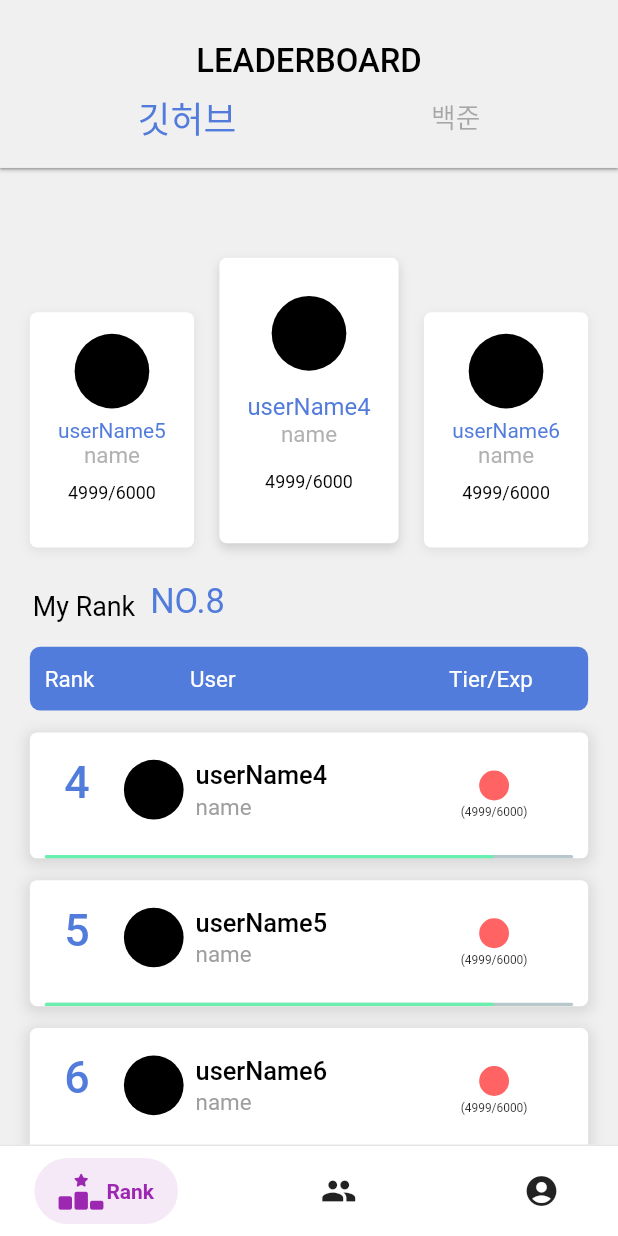
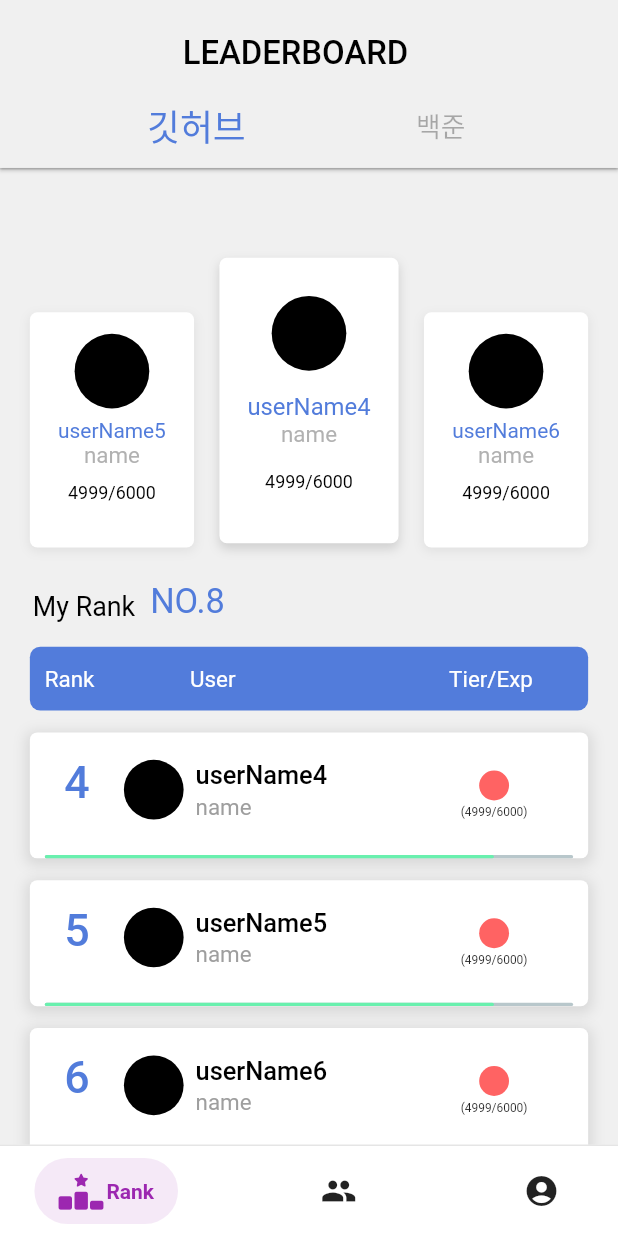
Before and after one commit to BSSM-BGIT/BGIT-App, a Flutter app: the screen it shows after launch, on a phone screen of 412 x 824 dp. Run offline on Flutter 3.47's test engine with Material 2 defaults, Android fonts, the light colour scheme and no system bars; drawn by our look-alikes of percent_indicator, salomon_bottom_bar; our stand-ins replace badges, flutter_native_splash, flutter_screenutil, font_awesome_flutter, webview_flutter; missing offline and left inert: flutter_web_auth, material_dialogs.

Commit message:
[UPDATE] appbar leading icon

```diff
--- a/bssm_app/lib/screens/bottombar/rank.dart
+++ b/bssm_app/lib/screens/bottombar/rank.dart
@@ -118,6 +118,7 @@ class _RankState extends State<Rank> {
           child: AppBar(
             toolbarHeight: 120.h,
             backgroundColor: CommonColor.gray,
+            leading: Icon(null),
             // leading: Padding(
             //   padding: EdgeInsets.only(top: 15.h),
             //   child: IconButton(
@@ -149,9 +150,10 @@ class _RankState extends State<Rank> {
             //   ),
             // ],
             title: Column(
+              crossAxisAlignment: CrossAxisAlignment.start,
               children: [
                 Padding(
-                  padding: EdgeInsets.only(top: 16.h),
+                  padding: EdgeInsets.only(top: 16.h, left: 50.w),
                   child: Text(
                     "LEADERBOARD",
                     style: TextStyle(
@@ -161,7 +163,7 @@ class _RankState extends State<Rank> {
                   ),
                 ),
                 Padding(
-                  padding: EdgeInsets.only(left: 60.w, right: 60.w),
+                  padding: EdgeInsets.only(left: 10.w, right: 70.w, top: 10.h),
                   child: Row(
                     mainAxisAlignment: MainAxisAlignment.spaceBetween,
                     children: [
```
